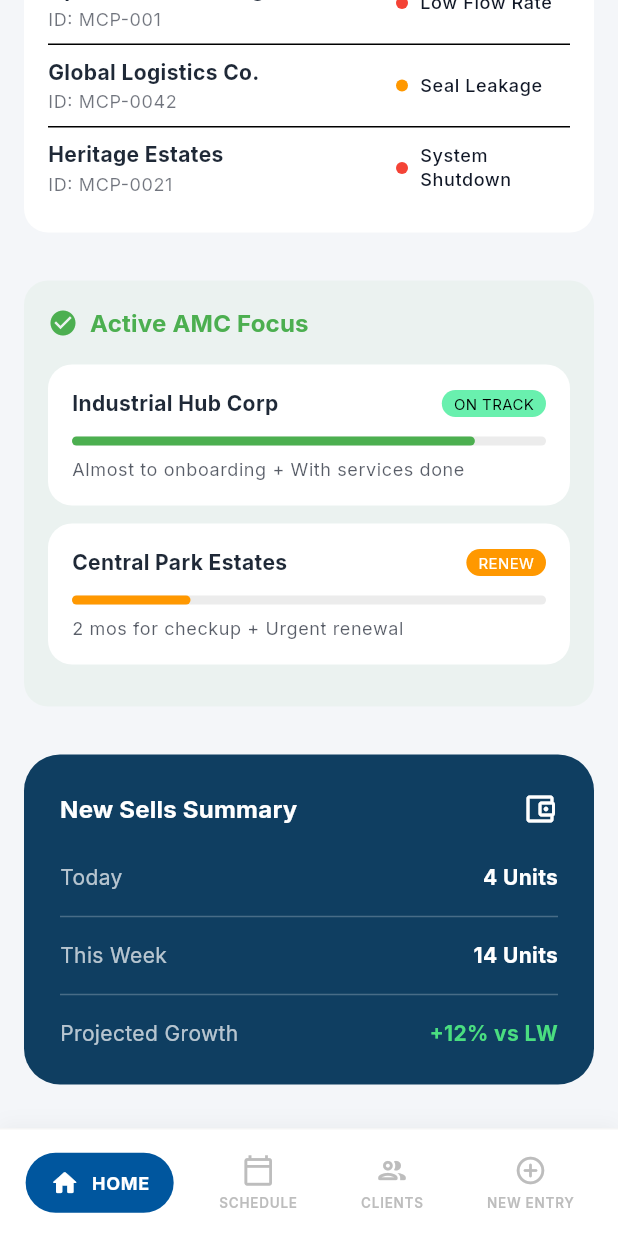
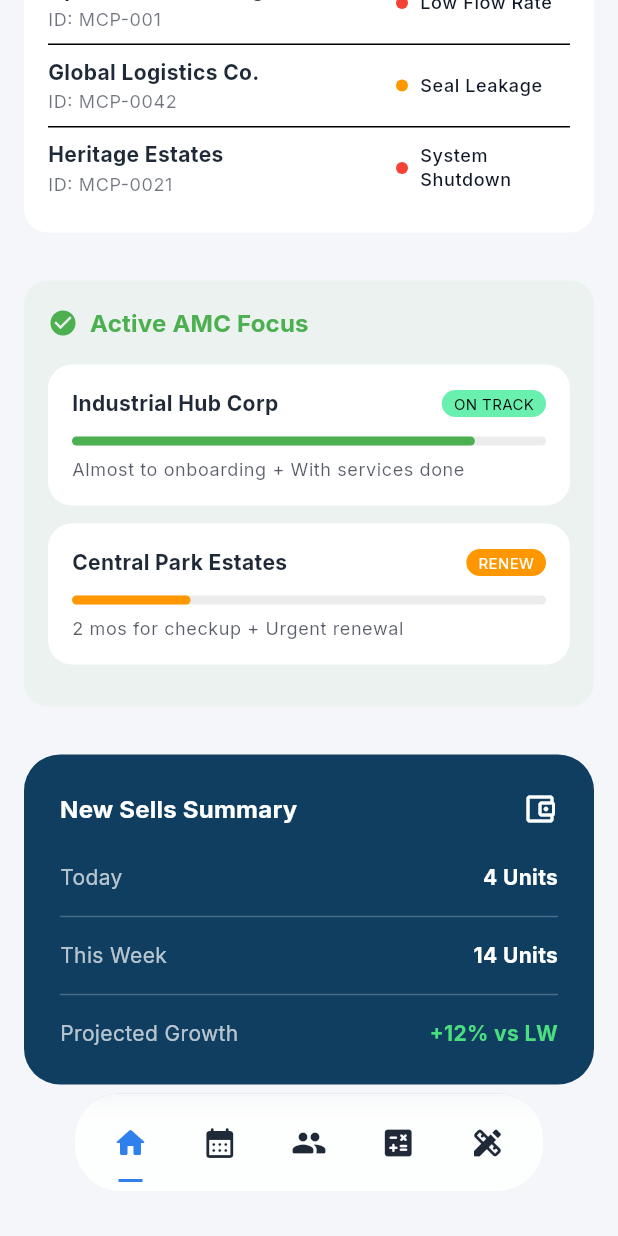
Before and after one commit to manish12345p/dashmeshro, a Flutter app: the screen it shows after launch, scrolled down 1152 dp, on a phone screen of 412 x 824 dp. Run offline on Flutter 3.47's test engine with Material 3 defaults, Android fonts, the phone set to English and light mode, and no system bars; drawn by our look-alikes of crystal_navigation_bar; our stand-ins replace cloud_firestore, firebase_core, flutter_bloc, flutter_dotenv, freezed_annotation, go_router and 1 more; accounts and stored records are empty.

Commit message:
fix: restore original CrystalNavigationBar navbar

```diff
--- a/lib/app_navigation/app_navigation_scaffold.dart
+++ b/lib/app_navigation/app_navigation_scaffold.dart
@@ -1,5 +1,7 @@
 import 'package:flutter/material.dart';
 import 'package:go_router/go_router.dart';
+import 'package:crystal_navigation_bar/crystal_navigation_bar.dart';
+import '../theme/app_colors.dart';
 
 class AppNavigationScaffold extends StatelessWidget {
   final Widget child;
@@ -13,7 +15,8 @@ class AppNavigationScaffold extends StatelessWidget {
     final String location = GoRouterState.of(context).uri.toString();
     if (location.startsWith('/calendar')) return 1;
     if (location.startsWith('/customers')) return 2;
-    if (location.startsWith('/service')) return 3;
+    if (location.startsWith('/emi')) return 3;
+    if (location.startsWith('/service')) return 4;
     return 0; // Default to Home ('/')
   }
 
@@ -29,6 +32,9 @@ class AppNavigationScaffold extends StatelessWidget {
         context.go('/customers');
         break;
       case 3:
+        context.go('/emi');
+        break;
+      case 4:
         context.go('/service');
         break;
     }
@@ -36,131 +42,46 @@ class AppNavigationScaffold extends StatelessWidget {
 
   @override
   Widget build(BuildContext context) {
-    final selectedIndex = _calculateSelectedIndex(context);
+    // Using the custom enterprise AppColors extension we built earlier!
+    final colors = context.colors;
 
     return Scaffold(
+      extendBody: true, // Required for the crystal floating effect
       body: child,
-      bottomNavigationBar: Container(
-        height: 72,
-        decoration: BoxDecoration(
-          color: Colors.white,
-          border: Border(
-            top: BorderSide(
-              color: Colors.grey.shade100,
-              width: 1,
+      bottomNavigationBar: Padding(
+        padding: const EdgeInsets.only(bottom: 10),
+        child: CrystalNavigationBar(
+          currentIndex: _calculateSelectedIndex(context),
+          onTap: (index) => _onItemTapped(index, context),
+          indicatorColor: colors.primary,
+          backgroundColor: colors.surface.withOpacity(0.85),
+          selectedItemColor: colors.primary,
+          unselectedItemColor: colors.textSecondary,
+          splashBorderRadius: 30,
+          items: [
+            CrystalNavigationBarItem(
+              icon: Icons.home_rounded,
+              selectedColor: colors.primary,
             ),
-          ),
-          boxShadow: [
-            BoxShadow(
-              color: Colors.black.withOpacity(0.04),
-              blurRadius: 10,
-              offset: const Offset(0, -2),
+            CrystalNavigationBarItem(
+              icon: Icons.calendar_month_rounded,
+              selectedColor: colors.primary,
+            ),
+            CrystalNavigationBarItem(
+              icon: Icons.people_rounded,
+              selectedColor: colors.primary,
+            ),
+            CrystalNavigationBarItem(
+              icon: Icons.calculate_rounded,
+              selectedColor: colors.primary,
+            ),
+            CrystalNavigationBarItem(
+              icon: Icons.design_services_rounded,
+              selectedColor: colors.primary,
             ),
           ],
-        ),
-        child: Padding(
-          padding: const EdgeInsets.symmetric(horizontal: 8),
-          child: Row(
-            mainAxisAlignment: MainAxisAlignment.spaceAround,
-            children: [
-              _buildNavItem(
-                context: context,
-                index: 0,
-                unselectedIcon: Icons.home_outlined,
-                selectedIcon: Icons.home_rounded,
-                label: 'HOME',
-                selectedIndex: selectedIndex,
-              ),
-              _buildNavItem(
-                context: context,
-                index: 1,
-                unselectedIcon: Icons.calendar_today_outlined,
-                selectedIcon: Icons.calendar_today_rounded,
-                label: 'SCHEDULE',
-                selectedIndex: selectedIndex,
-              ),
-              _buildNavItem(
-                context: context,
-                index: 2,
-                unselectedIcon: Icons.people_outline_rounded,
-                selectedIcon: Icons.people_rounded,
-                label: 'CLIENTS',
-                selectedIndex: selectedIndex,
-              ),
-              _buildNavItem(
-                context: context,
-                index: 3,
-                unselectedIcon: Icons.add_circle_outline_rounded,
-                selectedIcon: Icons.add_circle_rounded,
-                label: 'NEW ENTRY',
-                selectedIndex: selectedIndex,
-              ),
-            ],
-          ),
         ),
       ),
     );
   }
-
-  Widget _buildNavItem({
-    required BuildContext context,
-    required int index,
-    required IconData unselectedIcon,
-    required IconData selectedIcon,
-    required String label,
-    required int selectedIndex,
-  }) {
-    final isSelected = selectedIndex == index;
-
-    if (isSelected) {
-      return Container(
-        padding: const EdgeInsets.symmetric(horizontal: 16, vertical: 10),
-        decoration: BoxDecoration(
-          color: const Color(0xFF00569E), // Primary dark blue from design
-          borderRadius: BorderRadius.circular(30),
-        ),
-        child: Row(
-          mainAxisSize: MainAxisSize.min,
-          children: [
-            Icon(selectedIcon, color: Colors.white, size: 20),
-            const SizedBox(width: 8),
-            Text(
-              label,
-              style: const TextStyle(
-                color: Colors.white,
-                fontWeight: FontWeight.bold,
-                fontSize: 12,
-                letterSpacing: 0.5,
-              ),
-            ),
-          ],
-        ),
-      );
-    } else {
-      return GestureDetector(
-        onTap: () => _onItemTapped(index, context),
-        behavior: HitTestBehavior.opaque,
-        child: Container(
-          padding: const EdgeInsets.symmetric(horizontal: 12, vertical: 8),
-          child: Column(
-            mainAxisSize: MainAxisSize.min,
-            mainAxisAlignment: MainAxisAlignment.center,
-            children: [
-              Icon(unselectedIcon, color: Colors.grey.shade400, size: 22),
-              const SizedBox(height: 4),
-              Text(
-                label,
-                style: TextStyle(
-                  color: Colors.grey.shade400,
-                  fontSize: 9,
-                  fontWeight: FontWeight.w600,
-                  letterSpacing: 0.5,
-                ),
-              ),
-            ],
-          ),
-        ),
-      );
-    }
-  }
 }
```
